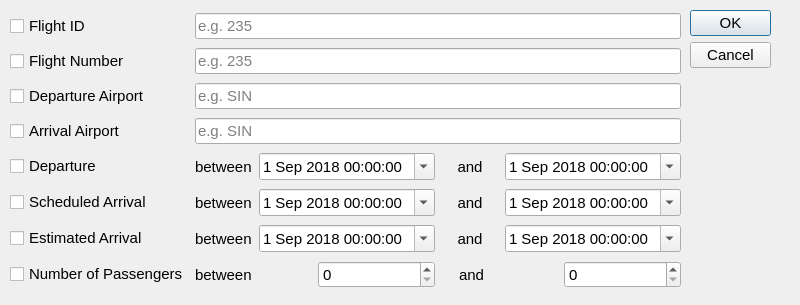
This is searchFlightGUI.ui in hokl374/meal_scanner as Qt 5 draws it before an edit. The edited form follows.
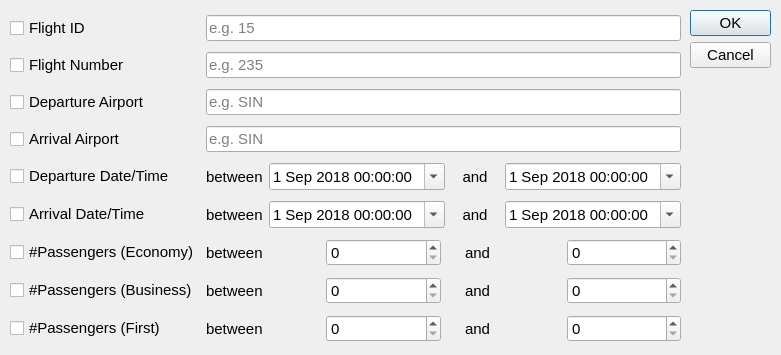
This is the edited form.

What changed in the file:
```diff
--- a/searchFlightGUI.ui
+++ b/searchFlightGUI.ui
@@ -6,8 +6,8 @@
    <rect>
     <x>0</x>
     <y>0</y>
-    <width>800</width>
-    <height>305</height>
+    <width>781</width>
+    <height>355</height>
    </rect>
   </property>
   <property name="minimumSize">
@@ -55,59 +55,16 @@
      <x>10</x>
      <y>10</y>
      <width>671</width>
-     <height>282</height>
+     <height>341</height>
     </rect>
    </property>
    <layout class="QGridLayout" name="gridLayout">
-    <item row="7" column="2">
-     <layout class="QHBoxLayout" name="horizontalLayout_4">
-      <item>
-       <widget class="QLabel" name="label_5">
-        <property name="text">
-         <string>between</string>
-        </property>
-        <property name="alignment">
-         <set>Qt::AlignLeading|Qt::AlignLeft|Qt::AlignVCenter</set>
-        </property>
-        <property name="margin">
-         <number>0</number>
-        </property>
-        <property name="indent">
-         <number>0</number>
-        </property>
-       </widget>
-      </item>
-      <item>
-       <widget class="QSpinBox" name="numberOfPassengersSpinBox">
-        <property name="maximum">
-         <number>999</number>
-        </property>
-       </widget>
-      </item>
-      <item>
-       <widget class="QLabel" name="label_8">
-        <property name="text">
-         <string>and</string>
-        </property>
-        <property name="alignment">
-         <set>Qt::AlignLeading|Qt::AlignLeft|Qt::AlignVCenter</set>
-        </property>
-        <property name="margin">
-         <number>0</number>
-        </property>
-        <property name="indent">
-         <number>18</number>
-        </property>
-       </widget>
-      </item>
-      <item>
-       <widget class="QSpinBox" name="numberOfPassengersSpinBox_2">
-        <property name="maximum">
-         <number>999</number>
-        </property>
-       </widget>
-      </item>
-     </layout>
+    <item row="4" column="1">
+     <widget class="QCheckBox" name="departureDateTimeCheckBox">
+      <property name="text">
+       <string>Departure Date/Time</string>
+      </property>
+     </widget>
     </item>
     <item row="2" column="1">
      <widget class="QCheckBox" name="departureAirportCheckBox">
@@ -116,206 +73,6 @@
       </property>
      </widget>
     </item>
-    <item row="6" column="1">
-     <widget class="QCheckBox" name="estimatedArrivalCheckBox">
-      <property name="text">
-       <string>Estimated Arrival</string>
-      </property>
-     </widget>
-    </item>
-    <item row="6" column="2">
-     <layout class="QHBoxLayout" name="horizontalLayout_3">
-      <item>
-       <widget class="QLabel" name="label_4">
-        <property name="text">
-         <string>between</string>
-        </property>
-        <property name="alignment">
-         <set>Qt::AlignLeading|Qt::AlignLeft|Qt::AlignVCenter</set>
-        </property>
-        <property name="indent">
-         <number>0</number>
-        </property>
-       </widget>
-      </item>
-      <item>
-       <widget class="QDateTimeEdit" name="estimatedArrivalDateTimeEdit">
-        <property name="dateTime">
-         <datetime>
-          <hour>0</hour>
-          <minute>0</minute>
-          <second>0</second>
-          <year>2018</year>
-          <month>9</month>
-          <day>1</day>
-         </datetime>
-        </property>
-        <property name="calendarPopup">
-         <bool>true</bool>
-        </property>
-       </widget>
-      </item>
-      <item>
-       <widget class="QLabel" name="label_7">
-        <property name="text">
-         <string>and</string>
-        </property>
-        <property name="alignment">
-         <set>Qt::AlignCenter</set>
-        </property>
-        <property name="margin">
-         <number>0</number>
-        </property>
-        <property name="indent">
-         <number>0</number>
-        </property>
-       </widget>
-      </item>
-      <item>
-       <widget class="QDateTimeEdit" name="estimatedArrivalDateTimeEdit_2">
-        <property name="dateTime">
-         <datetime>
-          <hour>0</hour>
-          <minute>0</minute>
-          <second>0</second>
-          <year>2018</year>
-          <month>9</month>
-          <day>1</day>
-         </datetime>
-        </property>
-        <property name="calendarPopup">
-         <bool>true</bool>
-        </property>
-       </widget>
-      </item>
-     </layout>
-    </item>
-    <item row="4" column="2">
-     <layout class="QHBoxLayout" name="horizontalLayout">
-      <item>
-       <widget class="QLabel" name="label">
-        <property name="text">
-         <string>between</string>
-        </property>
-        <property name="alignment">
-         <set>Qt::AlignLeading|Qt::AlignLeft|Qt::AlignVCenter</set>
-        </property>
-        <property name="indent">
-         <number>0</number>
-        </property>
-       </widget>
-      </item>
-      <item>
-       <widget class="QDateTimeEdit" name="departureDateTimeEdit">
-        <property name="dateTime">
-         <datetime>
-          <hour>0</hour>
-          <minute>0</minute>
-          <second>0</second>
-          <year>2018</year>
-          <month>9</month>
-          <day>1</day>
-         </datetime>
-        </property>
-        <property name="calendarPopup">
-         <bool>true</bool>
-        </property>
-       </widget>
-      </item>
-      <item>
-       <widget class="QLabel" name="label_2">
-        <property name="text">
-         <string>and</string>
-        </property>
-        <property name="alignment">
-         <set>Qt::AlignCenter</set>
-        </property>
-        <property name="margin">
-         <number>0</number>
-        </property>
-        <property name="indent">
-         <number>0</number>
-        </property>
-       </widget>
-      </item>
-      <item>
-       <widget class="QDateTimeEdit" name="departureDateTimeEdit_2">
-        <property name="dateTime">
-         <datetime>
-          <hour>0</hour>
-          <minute>0</minute>
-          <second>0</second>
-          <year>2018</year>
-          <month>9</month>
-          <day>1</day>
-         </datetime>
-        </property>
-        <property name="calendarPopup">
-         <bool>true</bool>
-        </property>
-       </widget>
-      </item>
-     </layout>
-    </item>
-    <item row="3" column="1">
-     <widget class="QCheckBox" name="arrivalAirportLabelCheckBox">
-      <property name="text">
-       <string>Arrival Airport</string>
-      </property>
-     </widget>
-    </item>
-    <item row="7" column="1">
-     <widget class="QCheckBox" name="numberOfPassengersCheckBox">
-      <property name="text">
-       <string>Number of Passengers</string>
-      </property>
-     </widget>
-    </item>
-    <item row="5" column="1">
-     <widget class="QCheckBox" name="scheduledArrivalCheckBox">
-      <property name="text">
-       <string>Scheduled Arrival</string>
-      </property>
-     </widget>
-    </item>
-    <item row="4" column="1">
-     <widget class="QCheckBox" name="departureDateTimeCheckBox">
-      <property name="text">
-       <string>Departure</string>
-      </property>
-     </widget>
-    </item>
-    <item row="1" column="2">
-     <widget class="QLineEdit" name="flightNumberLineEdit">
-      <property name="toolTip">
-       <string/>
-      </property>
-      <property name="inputMask">
-       <string/>
-      </property>
-      <property name="text">
-       <string/>
-      </property>
-      <property name="maxLength">
-       <number>3</number>
-      </property>
-      <property name="frame">
-       <bool>true</bool>
-      </property>
-      <property name="echoMode">
-       <enum>QLineEdit::Normal</enum>
-      </property>
-      <property name="cursorPosition">
-       <number>0</number>
-      </property>
-      <property name="placeholderText">
-       <string extracomment="Enter Flight Number Here (Maximum 3 Numbers)">e.g. 235</string>
-      </property>
-      <property name="cursorMoveStyle">
-       <enum>Qt::VisualMoveStyle</enum>
-      </property>
-     </widget>
-    </item>
     <item row="1" column="1">
      <widget class="QCheckBox" name="flightNumberCheckBox">
       <property name="text">
@@ -326,6 +83,58 @@
       </property>
      </widget>
     </item>
+    <item row="0" column="1">
+     <widget class="QCheckBox" name="flightIdCheckBox">
+      <property name="text">
+       <string>Flight ID</string>
+      </property>
+     </widget>
+    </item>
+    <item row="0" column="2">
+     <widget class="QLineEdit" name="flightIdLineEdit">
+      <property name="toolTip">
+       <string/>
+      </property>
+      <property name="inputMask">
+       <string/>
+      </property>
+      <property name="text">
+       <string/>
+      </property>
+      <property name="maxLength">
+       <number>3</number>
+      </property>
+      <property name="frame">
+       <bool>true</bool>
+      </property>
+      <property name="echoMode">
+       <enum>QLineEdit::Normal</enum>
+      </property>
+      <property name="cursorPosition">
+       <number>0</number>
+      </property>
+      <property name="placeholderText">
+       <string extracomment="Enter Flight ID Here">e.g. 15</string>
+      </property>
+      <property name="cursorMoveStyle">
+       <enum>Qt::VisualMoveStyle</enum>
+      </property>
+     </widget>
+    </item>
+    <item row="6" column="1">
+     <widget class="QCheckBox" name="passengersEconomyCheckBox">
+      <property name="text">
+       <string>#Passengers (Economy)</string>
+      </property>
+     </widget>
+    </item>
+    <item row="5" column="1">
+     <widget class="QCheckBox" name="arrivalCheckBox">
+      <property name="text">
+       <string>Arrival Date/Time</string>
+      </property>
+     </widget>
+    </item>
     <item row="2" column="2">
      <widget class="QLineEdit" name="departureAirportLineEdit">
       <property name="toolTip">
@@ -365,7 +174,7 @@
        </widget>
       </item>
       <item>
-       <widget class="QDateTimeEdit" name="scheduledArrivalDateTimeEdit">
+       <widget class="QDateTimeEdit" name="arrivalDateTimeEdit">
         <property name="dateTime">
          <datetime>
           <hour>0</hour>
@@ -398,7 +207,7 @@
        </widget>
       </item>
       <item>
-       <widget class="QDateTimeEdit" name="scheduledArrivalDateTimeEdit_2">
+       <widget class="QDateTimeEdit" name="arrivalDateTimeEdit_2">
         <property name="dateTime">
          <datetime>
           <hour>0</hour>
@@ -416,15 +225,75 @@
       </item>
      </layout>
     </item>
-    <item row="0" column="1">
-     <widget class="QCheckBox" name="flightIdCheckBox">
-      <property name="text">
-       <string>Flight ID</string>
-      </property>
-     </widget>
+    <item row="4" column="2">
+     <layout class="QHBoxLayout" name="horizontalLayout">
+      <item>
+       <widget class="QLabel" name="label">
+        <property name="text">
+         <string>between</string>
+        </property>
+        <property name="alignment">
+         <set>Qt::AlignLeading|Qt::AlignLeft|Qt::AlignVCenter</set>
+        </property>
+        <property name="indent">
+         <number>0</number>
+        </property>
+       </widget>
+      </item>
+      <item>
+       <widget class="QDateTimeEdit" name="departureDateTimeEdit">
+        <property name="dateTime">
+         <datetime>
+          <hour>0</hour>
+          <minute>0</minute>
+          <second>0</second>
+          <year>2018</year>
+          <month>9</month>
+          <day>1</day>
+         </datetime>
+        </property>
+        <property name="calendarPopup">
+         <bool>true</bool>
+        </property>
+       </widget>
+      </item>
+      <item>
+       <widget class="QLabel" name="label_2">
+        <property name="text">
+         <string>and</string>
+        </property>
+        <property name="alignment">
+         <set>Qt::AlignCenter</set>
+        </property>
+        <property name="margin">
+         <number>0</number>
+        </property>
+        <property name="indent">
+         <number>0</number>
+        </property>
+       </widget>
+      </item>
+      <item>
+       <widget class="QDateTimeEdit" name="departureDateTimeEdit_2">
+        <property name="dateTime">
+         <datetime>
+          <hour>0</hour>
+          <minute>0</minute>
+          <second>0</second>
+          <year>2018</year>
+          <month>9</month>
+          <day>1</day>
+         </datetime>
+        </property>
+        <property name="calendarPopup">
+         <bool>true</bool>
+        </property>
+       </widget>
+      </item>
+     </layout>
     </item>
-    <item row="0" column="2">
-     <widget class="QLineEdit" name="flightIdLineEdit">
+    <item row="1" column="2">
+     <widget class="QLineEdit" name="flightNumberLineEdit">
       <property name="toolTip">
        <string/>
       </property>
@@ -454,6 +323,177 @@
       </property>
      </widget>
     </item>
+    <item row="6" column="2">
+     <layout class="QHBoxLayout" name="horizontalLayout_4">
+      <item>
+       <widget class="QLabel" name="label_5">
+        <property name="text">
+         <string>between</string>
+        </property>
+        <property name="alignment">
+         <set>Qt::AlignLeading|Qt::AlignLeft|Qt::AlignVCenter</set>
+        </property>
+        <property name="margin">
+         <number>0</number>
+        </property>
+        <property name="indent">
+         <number>0</number>
+        </property>
+       </widget>
+      </item>
+      <item>
+       <widget class="QSpinBox" name="passengersEconomySpinBox">
+        <property name="maximum">
+         <number>999</number>
+        </property>
+       </widget>
+      </item>
+      <item>
+       <widget class="QLabel" name="label_8">
+        <property name="text">
+         <string>and</string>
+        </property>
+        <property name="alignment">
+         <set>Qt::AlignLeading|Qt::AlignLeft|Qt::AlignVCenter</set>
+        </property>
+        <property name="margin">
+         <number>0</number>
+        </property>
+        <property name="indent">
+         <number>18</number>
+        </property>
+       </widget>
+      </item>
+      <item>
+       <widget class="QSpinBox" name="passengersEconomySpinBox_2">
+        <property name="maximum">
+         <number>999</number>
+        </property>
+       </widget>
+      </item>
+     </layout>
+    </item>
+    <item row="3" column="1">
+     <widget class="QCheckBox" name="arrivalAirportLabelCheckBox">
+      <property name="text">
+       <string>Arrival Airport</string>
+      </property>
+     </widget>
+    </item>
+    <item row="7" column="1">
+     <widget class="QCheckBox" name="passengersBusinessCheckBox">
+      <property name="text">
+       <string>#Passengers (Business)</string>
+      </property>
+     </widget>
+    </item>
+    <item row="8" column="1">
+     <widget class="QCheckBox" name="passengersFirstCheckBox">
+      <property name="text">
+       <string>#Passengers (First)</string>
+      </property>
+     </widget>
+    </item>
+    <item row="7" column="2">
+     <layout class="QHBoxLayout" name="horizontalLayout_5">
+      <item>
+       <widget class="QLabel" name="label_7">
+        <property name="text">
+         <string>between</string>
+        </property>
+        <property name="alignment">
+         <set>Qt::AlignLeading|Qt::AlignLeft|Qt::AlignVCenter</set>
+        </property>
+        <property name="margin">
+         <number>0</number>
+        </property>
+        <property name="indent">
+         <number>0</number>
+        </property>
+       </widget>
+      </item>
+      <item>
+       <widget class="QSpinBox" name="passengersBusinessSpinBox">
+        <property name="maximum">
+         <number>999</number>
+        </property>
+       </widget>
+      </item>
+      <item>
+       <widget class="QLabel" name="label_9">
+        <property name="text">
+         <string>and</string>
+        </property>
+        <property name="alignment">
+         <set>Qt::AlignLeading|Qt::AlignLeft|Qt::AlignVCenter</set>
+        </property>
+        <property name="margin">
+         <number>0</number>
+        </property>
+        <property name="indent">
+         <number>18</number>
+        </property>
+       </widget>
+      </item>
+      <item>
+       <widget class="QSpinBox" name="passengersBusinessSpinBox_2">
+        <property name="maximum">
+         <number>999</number>
+        </property>
+       </widget>
+      </item>
+     </layout>
+    </item>
+    <item row="8" column="2">
+     <layout class="QHBoxLayout" name="horizontalLayout_6">
+      <item>
+       <widget class="QLabel" name="label_10">
+        <property name="text">
+         <string>between</string>
+        </property>
+        <property name="alignment">
+         <set>Qt::AlignLeading|Qt::AlignLeft|Qt::AlignVCenter</set>
+        </property>
+        <property name="margin">
+         <number>0</number>
+        </property>
+        <property name="indent">
+         <number>0</number>
+        </property>
+       </widget>
+      </item>
+      <item>
+       <widget class="QSpinBox" name="passengersFirstSpinBox">
+        <property name="maximum">
+         <number>999</number>
+        </property>
+       </widget>
+      </item>
+      <item>
+       <widget class="QLabel" name="label_11">
+        <property name="text">
+         <string>and</string>
+        </property>
+        <property name="alignment">
+         <set>Qt::AlignLeading|Qt::AlignLeft|Qt::AlignVCenter</set>
+        </property>
+        <property name="margin">
+         <number>0</number>
+        </property>
+        <property name="indent">
+         <number>18</number>
+        </property>
+       </widget>
+      </item>
+      <item>
+       <widget class="QSpinBox" name="passengersFirstSpinBox_2">
+        <property name="maximum">
+         <number>999</number>
+        </property>
+       </widget>
+      </item>
+     </layout>
+    </item>
    </layout>
   </widget>
  </widget>
```
